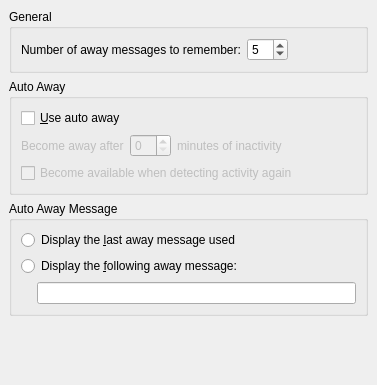
Qt form kopete/config/behavior/behaviorconfig_away.ui (KDE/kopete) before a commit.
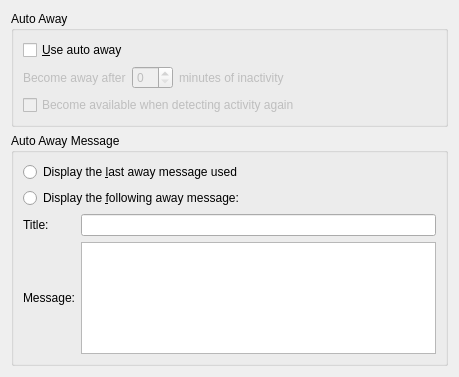
The same form after that commit. Custom widgets are drawn as their Qt base class.

Commit message:
Status Manager  * GUI where user can manage statuses.  * Add title to status message.  * GUI for quick title/message changing.  * Add generic idle timer (most code is from Away class which was removed).  * Add status menu and status action classes.  * Add StatusManager class which manages status items that are used to build status menu.  * Allow usage of the status message title in ICQ.
TODO:
 * More documentation
 * Test away detection

The edit to the form file:
```diff
--- a/kopete/config/behavior/behaviorconfig_away.ui
+++ b/kopete/config/behavior/behaviorconfig_away.ui
@@ -5,106 +5,12 @@
    <rect>
     <x>0</x>
     <y>0</y>
-    <width>377</width>
-    <height>385</height>
+    <width>455</width>
+    <height>377</height>
    </rect>
   </property>
-  <layout class="QGridLayout" >
-   <property name="leftMargin" >
-    <number>9</number>
-   </property>
-   <property name="topMargin" >
-    <number>9</number>
-   </property>
-   <property name="rightMargin" >
-    <number>9</number>
-   </property>
-   <property name="bottomMargin" >
-    <number>9</number>
-   </property>
-   <property name="horizontalSpacing" >
-    <number>6</number>
-   </property>
-   <property name="verticalSpacing" >
-    <number>6</number>
-   </property>
-   <item row="2" column="0" >
-    <widget class="QGroupBox" name="groupBox_3" >
-     <property name="title" >
-      <string>Auto Away Message</string>
-     </property>
-     <layout class="QVBoxLayout" >
-      <property name="spacing" >
-       <number>6</number>
-      </property>
-      <property name="leftMargin" >
-       <number>9</number>
-      </property>
-      <property name="topMargin" >
-       <number>9</number>
-      </property>
-      <property name="rightMargin" >
-       <number>9</number>
-      </property>
-      <property name="bottomMargin" >
-       <number>9</number>
-      </property>
-      <item>
-       <widget class="QRadioButton" name="kcfg_useLastAwayMessage" >
-        <property name="text" >
-         <string>Display the &amp;last away message used</string>
-        </property>
-       </widget>
-      </item>
-      <item>
-       <widget class="QRadioButton" name="kcfg_useCustomAwayMessage" >
-        <property name="text" >
-         <string>Display the &amp;following away message:</string>
-        </property>
-       </widget>
-      </item>
-      <item>
-       <layout class="QHBoxLayout" >
-        <property name="spacing" >
-         <number>6</number>
-        </property>
-        <property name="leftMargin" >
-         <number>0</number>
-        </property>
-        <property name="topMargin" >
-         <number>0</number>
-        </property>
-        <property name="rightMargin" >
-         <number>0</number>
-        </property>
-        <property name="bottomMargin" >
-         <number>0</number>
-        </property>
-        <item>
-         <spacer>
-          <property name="orientation" >
-           <enum>Qt::Horizontal</enum>
-          </property>
-          <property name="sizeType" >
-           <enum>QSizePolicy::Fixed</enum>
-          </property>
-          <property name="sizeHint" >
-           <size>
-            <width>16</width>
-            <height>20</height>
-           </size>
-          </property>
-         </spacer>
-        </item>
-        <item>
-         <widget class="KLineEdit" name="kcfg_autoAwayCustomMessage" />
-        </item>
-       </layout>
-      </item>
-     </layout>
-    </widget>
-   </item>
-   <item row="1" column="0" >
+  <layout class="QVBoxLayout" >
+   <item>
     <widget class="QGroupBox" name="groupBox_2" >
      <property name="title" >
       <string>Auto Away</string>
@@ -204,85 +110,58 @@
      </layout>
     </widget>
    </item>
-   <item row="0" column="0" >
-    <widget class="QGroupBox" name="groupBox" >
+   <item>
+    <widget class="QGroupBox" name="groupBox_3" >
      <property name="title" >
-      <string>General</string>
+      <string>Auto Away Message</string>
      </property>
-     <layout class="QVBoxLayout" >
-      <property name="spacing" >
-       <number>6</number>
-      </property>
-      <property name="leftMargin" >
-       <number>9</number>
-      </property>
-      <property name="topMargin" >
-       <number>9</number>
-      </property>
-      <property name="rightMargin" >
-       <number>9</number>
-      </property>
-      <property name="bottomMargin" >
-       <number>9</number>
-      </property>
-      <item>
-       <layout class="QHBoxLayout" >
-        <property name="spacing" >
-         <number>6</number>
+     <layout class="QGridLayout" >
+      <item row="0" column="0" colspan="2" >
+       <widget class="QRadioButton" name="kcfg_useLastAwayMessage" >
+        <property name="text" >
+         <string>Display the &amp;last away message used</string>
         </property>
-        <property name="leftMargin" >
-         <number>0</number>
+       </widget>
+      </item>
+      <item row="1" column="0" colspan="2" >
+       <widget class="QRadioButton" name="kcfg_useCustomAwayMessage" >
+        <property name="text" >
+         <string>Display the &amp;following away message:</string>
         </property>
-        <property name="topMargin" >
-         <number>0</number>
+       </widget>
+      </item>
+      <item row="2" column="0" >
+       <widget class="QLabel" name="label" >
+        <property name="text" >
+         <string>Title:</string>
         </property>
-        <property name="rightMargin" >
-         <number>0</number>
+       </widget>
+      </item>
+      <item row="2" column="1" >
+       <widget class="KLineEdit" name="kcfg_autoAwayCustomTitle" />
+      </item>
+      <item row="3" column="0" >
+       <widget class="QLabel" name="label_4" >
+        <property name="text" >
+         <string>Message:</string>
         </property>
-        <property name="bottomMargin" >
-         <number>0</number>
-        </property>
-        <item>
-         <widget class="QLabel" name="label" >
-          <property name="text" >
-           <string>Number of away messages to remember:</string>
-          </property>
-         </widget>
-        </item>
-        <item>
-         <widget class="QSpinBox" name="kcfg_awayMessageRemembered" >
-          <property name="value" >
-           <number>5</number>
-          </property>
-         </widget>
-        </item>
-        <item>
-         <spacer>
-          <property name="orientation" >
-           <enum>Qt::Horizontal</enum>
-          </property>
-          <property name="sizeHint" >
-           <size>
-            <width>40</width>
-            <height>20</height>
-           </size>
-          </property>
-         </spacer>
-        </item>
-       </layout>
+       </widget>
+      </item>
+      <item row="3" column="1" >
+       <widget class="QTextEdit" name="kcfg_autoAwayCustomMessage" />
       </item>
      </layout>
     </widget>
    </item>
-   <item row="3" column="0" >
+   <item>
     <spacer>
      <property name="orientation" >
       <enum>Qt::Vertical</enum>
      </property>
      <property name="sizeHint" >
       <size>
-       <width>20</width>
-       <height>40</height>
+       <width>437</width>
+       <height>0</height>
       </size>
      </property>
     </spacer>
```
Left out of the diff: 102 changed lines with no effect on the pictures. The commit also changes 124 other files.
